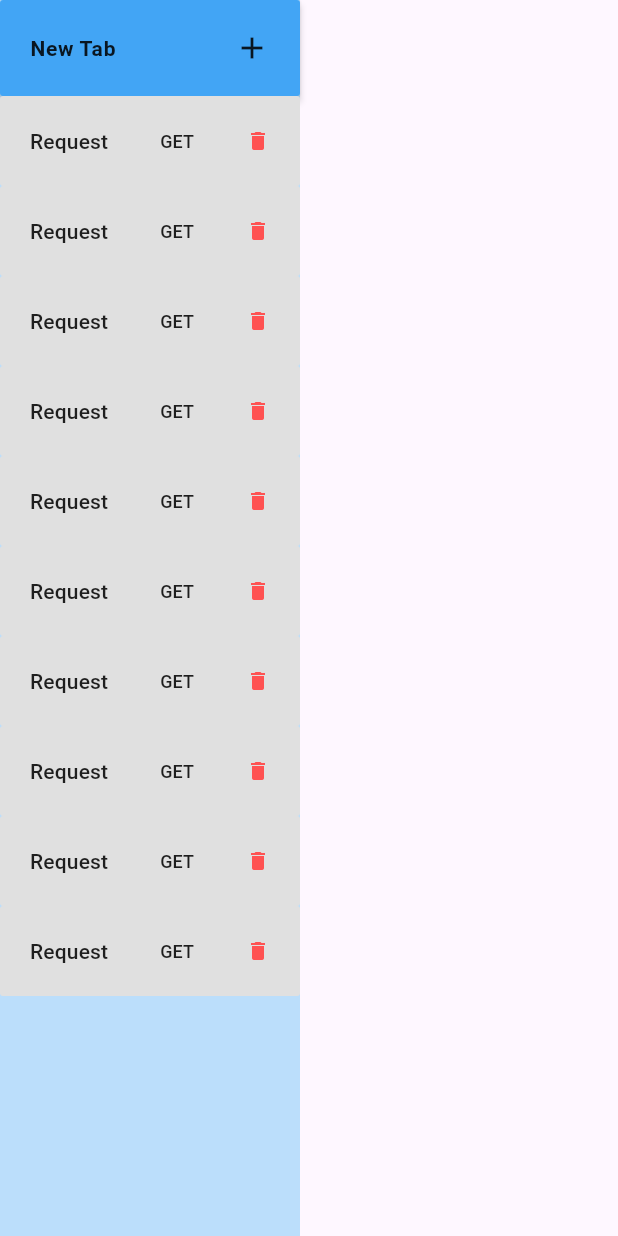
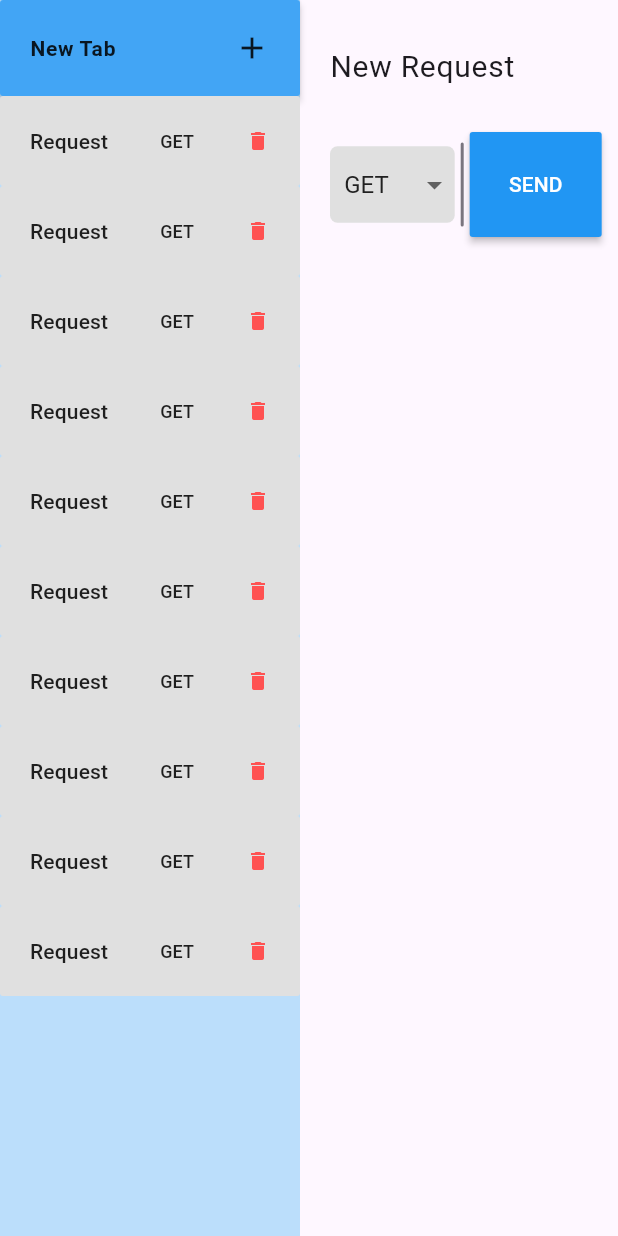
Before and after one commit to stp2003/Postman-Clone, a Flutter app: the screen it shows after launch, on a phone screen of 412 x 824 dp. Run offline on Flutter 3.47's test engine with Material 3 defaults, Android fonts, the phone set to English and light mode, and no system bars.

Commit message:
basic request view made

```diff
--- a/lib/screens/home/home_screen.dart
+++ b/lib/screens/home/home_screen.dart
@@ -1,16 +1,17 @@
 import 'package:flutter/material.dart';
 import 'package:postman_clone/screens/navigation/navigation.dart';
+import 'package:postman_clone/screens/request/request_view.dart';
 
 class HomeScreen extends StatelessWidget {
   const HomeScreen({super.key});
 
   @override
   Widget build(BuildContext context) {
-    return Scaffold(
+    return const Scaffold(
       body: Row(
         children: [
-          const NavigationPanel(),
-          Container(),
+          NavigationPanel(),
+          Expanded(child: RequestView()),
         ],
       ),
     );
--- a/lib/screens/request/request_view.dart
+++ b/lib/screens/request/request_view.dart
@@ -0,0 +1,76 @@
+import 'package:flutter/material.dart';
+
+class RequestView extends StatefulWidget {
+  const RequestView({super.key});
+
+  @override
+  State<RequestView> createState() => _RequestViewState();
+}
+
+class _RequestViewState extends State<RequestView> {
+  @override
+  Widget build(BuildContext context) {
+    return Container(
+      padding: const EdgeInsets.all(20.0),
+      child: Column(
+        children: [
+          TextFormField(
+            initialValue: 'New Request',
+            style: const TextStyle(fontSize: 20),
+            decoration: const InputDecoration(border: InputBorder.none),
+            onChanged: (value) {},
+          ),
+          const SizedBox(height: 20),
+          Row(
+            children: [
+              Container(
+                padding: const EdgeInsets.all(1.5),
+                decoration: BoxDecoration(
+                  borderRadius: BorderRadius.circular(5.0),
+                  color: Colors.grey.shade300,
+                ),
+                child: DropdownButton(
+                  underline: const SizedBox.shrink(),
+                  style: TextStyle(fontSize: 16, color: Colors.grey.shade900),
+                  value: 'GET',
+                  items: ['GET', 'POST', 'DEL', 'PUT']
+                      .map(
+                        (e) => DropdownMenuItem(
+                          value: e,
+                          child: Padding(
+                            padding: const EdgeInsets.all(8.0),
+                            child: Text(e),
+                          ),
+                        ),
+                      )
+                      .toList(),
+                  onChanged: (value) {},
+                ),
+              ),
+              const SizedBox(width: 5.0),
+              Flexible(
+                child: TextFormField(
+                  decoration: const InputDecoration(
+                    border: OutlineInputBorder(),
+                  ),
+                  onChanged: (value) {},
+                ),
+              ),
+              const SizedBox(width: 5.0),
+              MaterialButton(
+                padding: const EdgeInsets.all(25.0),
+                color: Colors.blue,
+                onPressed: () {},
+                child: const Text(
+                  "SEND",
+                  style: TextStyle(color: Colors.white),
+                ),
+              ),
+            ],
+          ),
+          const SizedBox(height: 20.0),
+        ],
+      ),
+    );
+  }
+}
```
